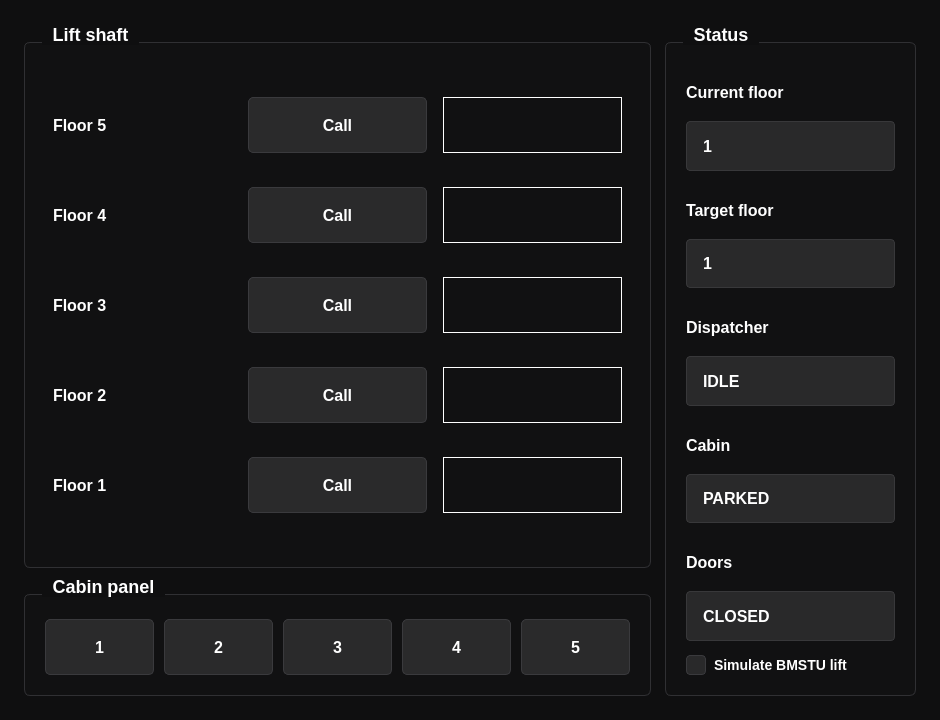
Qt form mainwindow.ui (im-the-g00se-BMSTU/lab5-oop) before a commit.
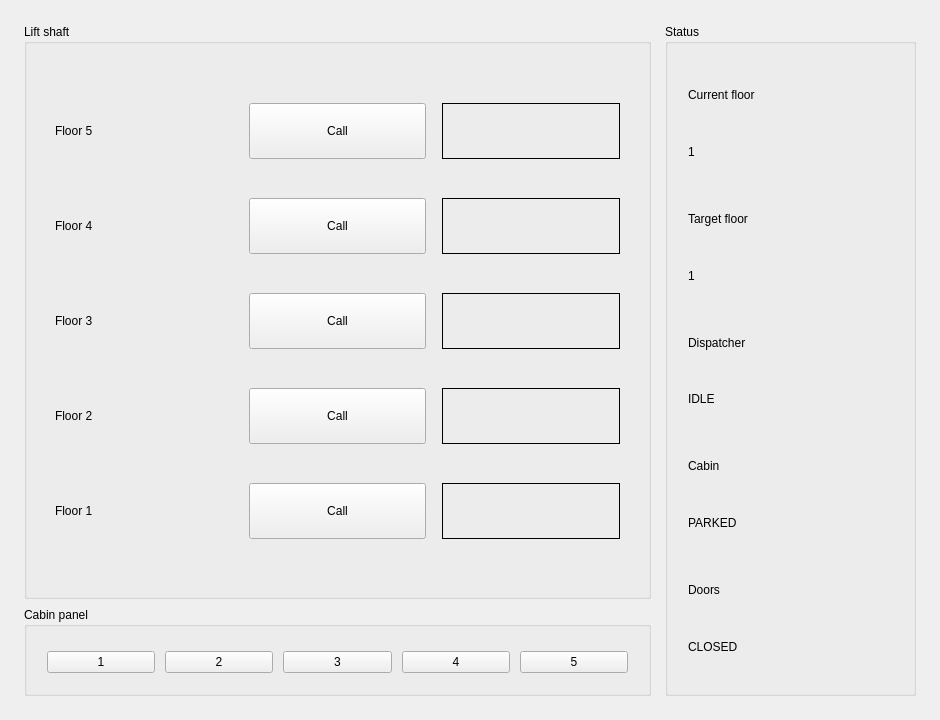
The same form after that commit. Icons and pictures are not drawn.

Diff of the .ui file:
```diff
--- a/mainwindow.ui
+++ b/mainwindow.ui
@@ -115,25 +115,6 @@
     padding: 4px 12px;
 }
 
-QCheckBox {
-    color: #ffffff;
-    font-family: &quot;Nunito&quot;;
-    font-size: 14px;
-    font-weight: 700;
-    spacing: 8px;
-}
-
-QCheckBox::indicator {
-    background-color: #29292a;
-    border: 1px solid #3a3a3d;
-    border-radius: 4px;
-    height: 18px;
-    width: 18px;
-}
-
-QCheckBox::indicator:checked {
-    background-color: #0068ff;
-    border-color: #0b7cff;
 }</string>
    </property>
    <layout class="QHBoxLayout" name="horizontalLayout" stretch="5,2">
@@ -578,13 +559,6 @@
          </item>
         </layout>
        </item>
-       <item>
-        <widget class="QCheckBox" name="bmstuCheckBox">
-         <property name="text">
-          <string>Simulate BMSTU lift</string>
-         </property>
-        </widget>
-       </item>
       </layout>
      </widget>
     </item>
```
